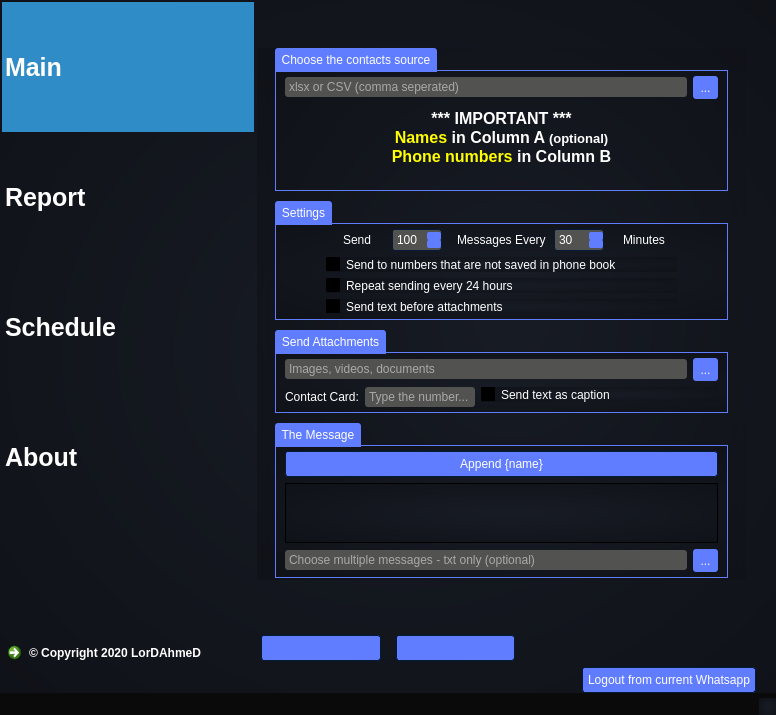
Above: untitled.ui from thelordahmed/Whatsapp-bulk-sender before the change. Below: the same form after it.
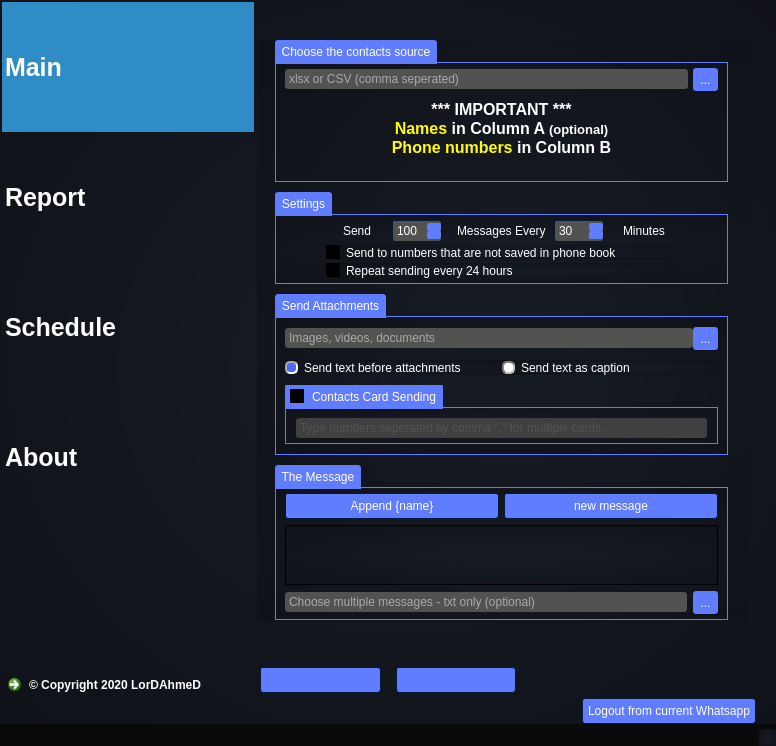
That is the form after the change. Icons and pictures are not drawn.

Commit message: - added multiple contact card sending - tweaked sending multiple files, now it's send in one request to the input

Patch:
```diff
--- a/untitled.ui
+++ b/untitled.ui
@@ -7,7 +7,7 @@
     <x>0</x>
     <y>0</y>
     <width>776</width>
-    <height>715</height>
+    <height>746</height>
    </rect>
   </property>
   <property name="minimumSize">
@@ -1204,6 +1204,9 @@
     <property name="bottomMargin">
      <number>0</number>
     </property>
+    <property name="spacing">
+     <number>5</number>
+    </property>
     <item row="1" column="0">
      <widget class="QCommandLinkButton" name="commandLinkButton">
       <property name="maximumSize">
@@ -1617,6 +1620,9 @@
                 </property>
                 <item>
                  <layout class="QGridLayout" name="gridLayout">
+                  <property name="spacing">
+                   <number>5</number>
+                  </property>
                   <item row="1" column="0">
                    <widget class="QTextBrowser" name="textBrowser">
                     <property name="sizePolicy">
@@ -1726,6 +1732,9 @@
                 </property>
                 <item>
                  <layout class="QVBoxLayout" name="verticalLayout_2">
+                  <property name="spacing">
+                   <number>3</number>
+                  </property>
                   <item>
                    <layout class="QHBoxLayout" name="horizontalLayout_5" stretch="0,0,0,0,0">
                     <property name="spacing">
@@ -1845,13 +1854,6 @@
                     </property>
                    </widget>
                   </item>
-                  <item>
-                   <widget class="QCheckBox" name="textFirst_ch">
-                    <property name="text">
-                     <string>Send text before attachments</string>
-                    </property>
-                   </widget>
-                  </item>
                  </layout>
                 </item>
                </layout>
@@ -1875,11 +1877,17 @@
                 <string>Send Attachments</string>
                </property>
                <layout class="QFormLayout" name="formLayout">
+                <property name="horizontalSpacing">
+                 <number>5</number>
+                </property>
+                <property name="verticalSpacing">
+                 <number>10</number>
+                </property>
                 <property name="topMargin">
-                 <number>5</number>
+                 <number>10</number>
                 </property>
                 <property name="bottomMargin">
-                 <number>5</number>
+                 <number>10</number>
                 </property>
                 <item row="0" column="0" colspan="2">
                  <layout class="QHBoxLayout" name="horizontalLayout_2">
@@ -1902,32 +1910,80 @@
                   </item>
                  </layout>
                 </item>
-                <item row="1" column="0">
+                <item row="4" column="0" colspan="2">
+                 <widget class="QGroupBox" name="contact_groupbox">
+                  <property name="minimumSize">
+                   <size>
+                    <width>200</width>
+                    <height>0</height>
+                   </size>
+                  </property>
+                  <property name="title">
+                   <string>Contacts Card Sending</string>
+                  </property>
+                  <property name="checkable">
+                   <bool>true</bool>
+                  </property>
+                  <property name="checked">
+                   <bool>false</bool>
+                  </property>
                  <layout class="QHBoxLayout" name="horizontalLayout">
-                  <item>
-                   <widget class="QLabel" name="label_5">
-                    <property name="text">
-                     <string>Contact Card:</string>
-                    </property>
-                   </widget>
-                  </item>
+                   <property name="leftMargin">
+                    <number>10</number>
+                   </property>
+                   <property name="topMargin">
+                    <number>10</number>
+                   </property>
+                   <property name="rightMargin">
+                    <number>10</number>
+                   </property>
+                   <property name="bottomMargin">
+                    <number>5</number>
+                   </property>
                   <item>
                    <widget class="QLineEdit" name="contactCard_le">
+                     <property name="sizePolicy">
+                      <sizepolicy hsizetype="Expanding" vsizetype="Fixed">
+                       <horstretch>0</horstretch>
+                       <verstretch>0</verstretch>
+                      </sizepolicy>
+                     </property>
                     <property name="placeholderText">
-                     <string>Type the number...</string>
+                      <string>Type numbers seperated by comma &quot;,&quot; for multiple cards...</string>
                     </property>
                    </widget>
                   </item>
                  </layout>
+                 </widget>
                 </item>
-                <item row="1" column="1">
-                 <widget class="QCheckBox" name="caption">
+                <item row="2" column="0" colspan="2">
+                 <layout class="QHBoxLayout" name="horizontalLayout_12">
+                  <property name="leftMargin">
+                   <number>0</number>
+                  </property>
+                  <property name="topMargin">
+                   <number>0</number>
+                  </property>
+                  <item>
+                   <widget class="QRadioButton" name="textFirst_rb">
+                    <property name="text">
+                     <string>Send text before attachments</string>
+                    </property>
+                    <property name="checked">
+                     <bool>true</bool>
+                    </property>
+                   </widget>
+                  </item>
+                  <item>
+                   <widget class="QRadioButton" name="textCaption_rb">
                   <property name="text">
                    <string>Send text as caption</string>
                   </property>
                  </widget>
                 </item>
                </layout>
+                </item>
+               </layout>
               </widget>
              </item>
              <item>
@@ -1958,11 +2014,31 @@
                  <number>5</number>
                 </property>
                 <item>
+                 <layout class="QHBoxLayout" name="horizontalLayout_3">
+                  <property name="spacing">
+                   <number>5</number>
+                  </property>
+                  <property name="leftMargin">
+                   <number>0</number>
+                  </property>
+                  <property name="topMargin">
+                   <number>0</number>
+                  </property>
+                  <item>
                  <widget class="QPushButton" name="pushButton">
                   <property name="text">
                    <string>Append {name}</string>
                   </property>
                  </widget>
+                  </item>
+                  <item>
+                   <widget class="QPushButton" name="append_newmessage">
+                    <property name="text">
+                     <string>new message</string>
+                    </property>
+                   </widget>
+                  </item>
+                 </layout>
                 </item>
                 <item>
                  <widget class="QPlainTextEdit" name="message_text">
```
Lines whose indentation alone changed are shown as unchanged. The commit also changes 7 other files.
